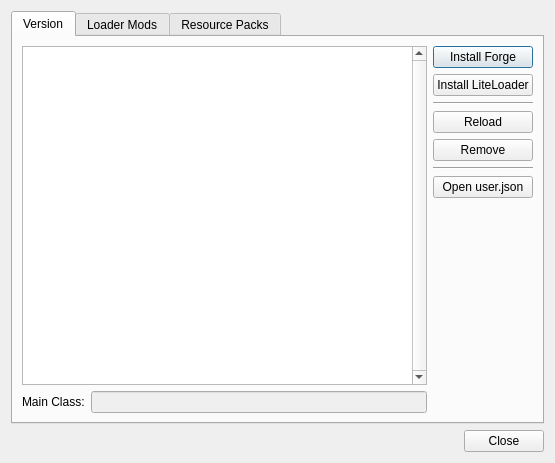
First picture: the form in gui/dialogs/OneSixModEditDialog.ui, repository FreesmTeam/FreesmLauncher, before the edit.
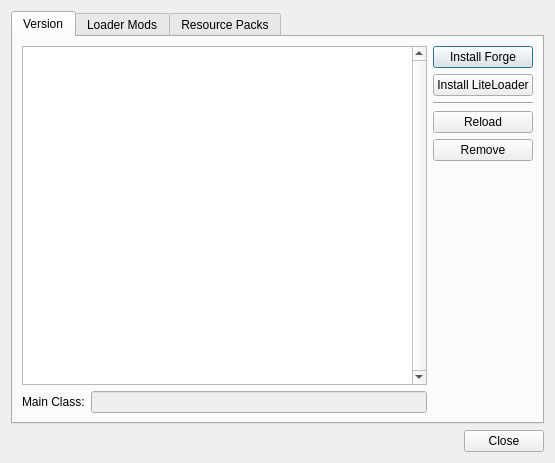
Second picture: the form after the edit. Custom widgets are drawn as their Qt base class.

Commit message: Disable anything related to user.json for now. Will be re-enabled once we have a gui for it.

The edit to the form file:
```diff
--- a/gui/dialogs/OneSixModEditDialog.ui
+++ b/gui/dialogs/OneSixModEditDialog.ui
@@ -108,20 +108,6 @@
            </property>
           </widget>
          </item>
-         <item>
-          <widget class="Line" name="line_2">
-           <property name="orientation">
-            <enum>Qt::Horizontal</enum>
-           </property>
-          </widget>
-         </item>
-         <item>
-          <widget class="QPushButton" name="userEditorBtn">
-           <property name="text">
-            <string>Open user.json</string>
-           </property>
-          </widget>
-         </item>
          <item>
           <spacer name="verticalSpacer_7">
            <property name="orientation">
```
Left out of the diff: 2 changed lines with no effect on the pictures. The commit also changes 3 other files.
